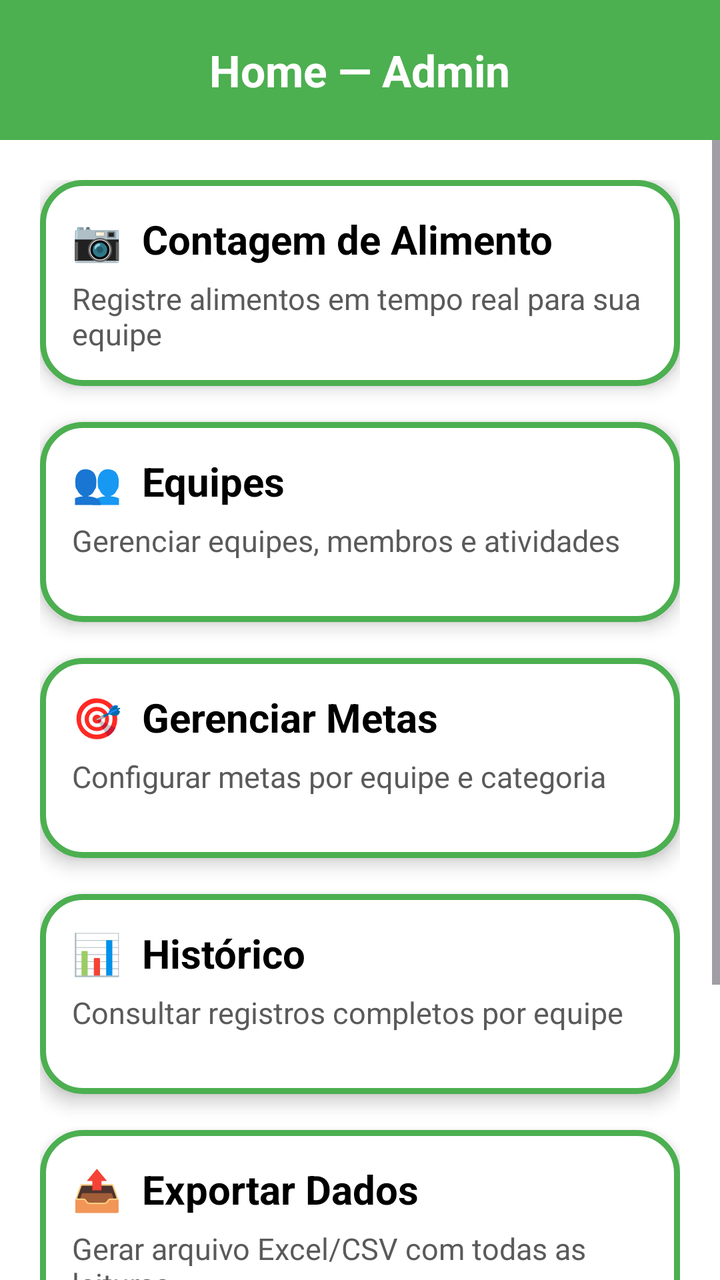
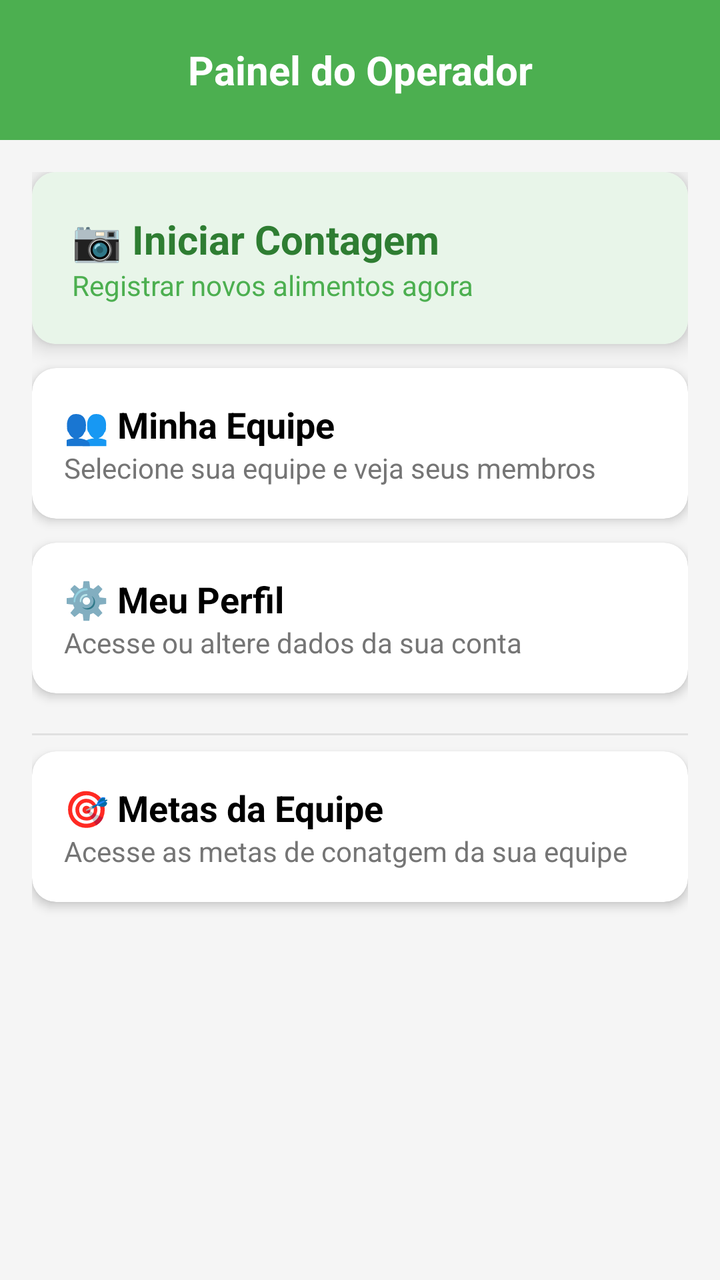

Compare the two renders of this Android layout. The source of the first and the diff that turns it into the second are given below.
<!-- AndroidManifest.xml: application theme Theme.LEContagem -->
<!-- res/layout/homeoperador.xml -->
<?xml version="1.0" encoding="utf-8"?>
<androidx.constraintlayout.widget.ConstraintLayout xmlns:android="http://schemas.android.com/apk/res/android"
    xmlns:app="http://schemas.android.com/apk/res-auto"
    xmlns:tools="http://schemas.android.com/tools"
    android:layout_width="match_parent"
    android:layout_height="match_parent"
    android:background="#FFFFFF"
    tools:context=".HomeOperadorActivity">

    
    <LinearLayout
        android:id="@+id/topBar"
        android:layout_width="0dp"
        android:layout_height="70dp"
        android:background="#4CAF50"
        android:gravity="center"
        android:paddingHorizontal="16dp"
        app:layout_constraintTop_toTopOf="parent"
        app:layout_constraintStart_toStartOf="parent"
        app:layout_constraintEnd_toEndOf="parent">

        <TextView
            android:id="@+id/txtHome"
            android:layout_width="wrap_content"
            android:layout_height="wrap_content"
            android:text="Home — Admin"
            android:textColor="#FFFFFF"
            android:textSize="22sp"
            android:textStyle="bold" />
    </LinearLayout>

    
    <ScrollView
        android:layout_width="0dp"
        android:layout_height="0dp"
        android:padding="0dp"
        app:layout_constraintTop_toBottomOf="@id/topBar"
        app:layout_constraintBottom_toBottomOf="parent"
        app:layout_constraintStart_toStartOf="parent"
        app:layout_constraintEnd_toEndOf="parent">

        <LinearLayout
            android:id="@+id/containerCards"
            android:orientation="vertical"
            android:padding="20dp"
            android:layout_width="match_parent"
            android:layout_height="wrap_content">

            
            <LinearLayout
                android:id="@+id/cardCamera"
                android:layout_width="match_parent"
                android:layout_height="wrap_content"
                android:minHeight="100dp"
                android:orientation="vertical"
                android:background="@drawable/card_equipes"
                android:padding="16dp"
                android:elevation="5dp"
                android:layout_marginBottom="18dp">

                <TextView
                    android:layout_width="wrap_content"
                    android:layout_height="wrap_content"
                    android:text="📷  Contagem de Alimento"
                    android:textSize="20sp"
                    android:textStyle="bold"
                    android:textColor="#000000"
                    android:layout_marginBottom="6dp" />

                <TextView
                    android:layout_width="wrap_content"
                    android:layout_height="wrap_content"
                    android:text="Registre alimentos em tempo real para sua equipe"
                    android:textSize="15sp"
                    android:textColor="#5A5A5A" />
            </LinearLayout>

            
            <LinearLayout
                android:id="@+id/cardEquipe"
                android:layout_width="match_parent"
                android:layout_height="wrap_content"
                android:minHeight="100dp"
                android:orientation="vertical"
                android:background="@drawable/card_equipes"
                android:padding="16dp"
                android:elevation="5dp"
                android:layout_marginBottom="18dp">

                <TextView
                    android:layout_width="wrap_content"
                    android:layout_height="wrap_content"
                    android:text="👥  Equipes"
                    android:textSize="20sp"
                    android:textStyle="bold"
                    android:textColor="#000000"
                    android:layout_marginBottom="6dp" />

                <TextView
                    android:layout_width="wrap_content"
                    android:layout_height="wrap_content"
                    android:text="Gerenciar equipes, membros e atividades"
                    android:textSize="15sp"
                    android:textColor="#5A5A5A" />
            </LinearLayout>

            
            <LinearLayout
                android:id="@+id/cardMetas"
                android:layout_width="match_parent"
                android:layout_height="wrap_content"
                android:minHeight="100dp"
                android:orientation="vertical"
                android:background="@drawable/card_equipes"
                android:padding="16dp"
                android:elevation="5dp"
                android:layout_marginBottom="18dp">

                <TextView
                    android:layout_width="wrap_content"
                    android:layout_height="wrap_content"
                    android:text="🎯  Gerenciar Metas"
                    android:textSize="20sp"
                    android:textStyle="bold"
                    android:textColor="#000000"
                    android:layout_marginBottom="6dp" />

                <TextView
                    android:layout_width="wrap_content"
                    android:layout_height="wrap_content"
                    android:text="Configurar metas por equipe e categoria"
                    android:textSize="15sp"
                    android:textColor="#5A5A5A" />
            </LinearLayout>

            
            <LinearLayout
                android:id="@+id/cardHistorico"
                android:layout_width="match_parent"
                android:layout_height="wrap_content"
                android:minHeight="100dp"
                android:orientation="vertical"
                android:background="@drawable/card_equipes"
                android:padding="16dp"
                android:elevation="5dp"
                android:layout_marginBottom="18dp">

                <TextView
                    android:layout_width="wrap_content"
                    android:layout_height="wrap_content"
                    android:text="📊  Histórico"
                    android:textSize="20sp"
                    android:textStyle="bold"
                    android:textColor="#000000"
                    android:layout_marginBottom="6dp" />

                <TextView
                    android:layout_width="wrap_content"
                    android:layout_height="wrap_content"
                    android:text="Consultar registros completos por equipe"
                    android:textSize="15sp"
                    android:textColor="#5A5A5A" />
            </LinearLayout>

            
            <LinearLayout
                android:id="@+id/cardExportar"
                android:layout_width="match_parent"
                android:layout_height="wrap_content"
                android:minHeight="100dp"
                android:orientation="vertical"
                android:background="@drawable/card_equipes"
                android:padding="16dp"
                android:elevation="5dp"
                android:layout_marginBottom="18dp">

                <TextView
                    android:layout_width="wrap_content"
                    android:layout_height="wrap_content"
                    android:text="📤  Exportar Dados"
                    android:textSize="20sp"
                    android:textStyle="bold"
                    android:textColor="#000000"
                    android:layout_marginBottom="6dp" />

                <TextView
                    android:layout_width="wrap_content"
                    android:layout_height="wrap_content"
                    android:text="Gerar arquivo Excel/CSV com todas as leituras"
                    android:textSize="15sp"
                    android:textColor="#5A5A5A" />
            </LinearLayout>

            
            <LinearLayout
                android:id="@+id/cardPerfil"
                android:layout_width="match_parent"
                android:layout_height="wrap_content"
                android:minHeight="100dp"
                android:orientation="vertical"
                android:background="@drawable/card_equipes"
                android:padding="16dp"
                android:elevation="5dp"
                android:layout_marginBottom="30dp">

                <TextView
                    android:layout_width="wrap_content"
                    android:layout_height="wrap_content"
                    android:text="👤  Perfil do Usuário"
                    android:textSize="20sp"
                    android:textStyle="bold"
                    android:textColor="#000000"
                    android:layout_marginBottom="6dp" />

                <TextView
                    android:layout_width="wrap_content"
                    android:layout_height="wrap_content"
                    android:text="Editar informações pessoais e configurações"
                    android:textSize="15sp"
                    android:textColor="#5A5A5A" />
            </LinearLayout>

        </LinearLayout>

    </ScrollView>

</androidx.constraintlayout.widget.ConstraintLayout>
<!-- resources referenced by this layout -->
<resources>
  <!-- drawable card_equipes (drawable) -->
  <?xml version="1.0" encoding="utf-8"?>
  <shape xmlns:android="http://schemas.android.com/apk/res/android">
      <solid android:color="#FFFFFF"/>
      <corners android:radius="20dp"/>
      <padding android:left="16dp" android:top="16dp" android:right="16dp" android:bottom="16dp"/>
      <stroke android:width="3dp" android:color="#4CAF50"/>
  </shape>
  <style name="Theme.LEContagem" parent="Base.Theme.LEContagem" />
  <style name="Base.Theme.LEContagem" parent="Theme.Material3.DayNight.NoActionBar">
          
          
      </style>
</resources>

<!-- the commit's change to res/layout/homeoperador.xml (unified diff, before → after) -->
@@ -1,227 +1,128 @@
 <?xml version="1.0" encoding="utf-8"?>
-<androidx.constraintlayout.widget.ConstraintLayout xmlns:android="http://schemas.android.com/apk/res/android"
+<androidx.constraintlayout.widget.ConstraintLayout
+    xmlns:android="http://schemas.android.com/apk/res/android"
     xmlns:app="http://schemas.android.com/apk/res-auto"
-    xmlns:tools="http://schemas.android.com/tools"
     android:layout_width="match_parent"
     android:layout_height="match_parent"
-    android:background="#FFFFFF"
-    tools:context=".HomeOperadorActivity">
+    android:background="#F5F5F5">
 
-    
-    <LinearLayout
+    <com.google.android.material.appbar.MaterialToolbar
         android:id="@+id/topBar"
         android:layout_width="0dp"
         android:layout_height="70dp"
         android:background="#4CAF50"
-        android:gravity="center"
-        android:paddingHorizontal="16dp"
-        app:layout_constraintTop_toTopOf="parent"
+        android:elevation="4dp"
+        app:layout_constraintEnd_toEndOf="parent"
         app:layout_constraintStart_toStartOf="parent"
-        app:layout_constraintEnd_toEndOf="parent">
+        app:layout_constraintTop_toTopOf="parent">
 
         <TextView
-            android:id="@+id/txtHome"
             android:layout_width="wrap_content"
             android:layout_height="wrap_content"
-            android:text="Home — Admin"
+            android:layout_gravity="center"
+            android:text="Painel do Operador"
             android:textColor="#FFFFFF"
-            android:textSize="22sp"
+            android:textSize="20sp"
             android:textStyle="bold" />
-    </LinearLayout>
+    </com.google.android.material.appbar.MaterialToolbar>
 
-    
     <ScrollView
         android:layout_width="0dp"
         android:layout_height="0dp"
-        android:padding="0dp"
-        app:layout_constraintTop_toBottomOf="@id/topBar"
+        android:fillViewport="true"
         app:layout_constraintBottom_toBottomOf="parent"
+        app:layout_constraintEnd_toEndOf="parent"
         app:layout_constraintStart_toStartOf="parent"
-        app:layout_constraintEnd_toEndOf="parent">
+        app:layout_constraintTop_toBottomOf="@id/topBar">
 
         <LinearLayout
-            android:id="@+id/containerCards"
+            android:layout_width="match_parent"
+            android:layout_height="wrap_content"
             android:orientation="vertical"
-            android:padding="20dp"
-            android:layout_width="match_parent"
-            android:layout_height="wrap_content">
+            android:padding="16dp">
 
-            
-            <LinearLayout
+            <androidx.cardview.widget.CardView
                 android:id="@+id/cardCamera"
                 android:layout_width="match_parent"
                 android:layout_height="wrap_content"
-                android:minHeight="100dp"
-                android:orientation="vertical"
-                android:background="@drawable/card_equipes"
-                android:padding="16dp"
-                android:elevation="5dp"
-                android:layout_marginBottom="18dp">
+                android:layout_marginBottom="12dp"
+                app:cardCornerRadius="12dp"
+                app:cardElevation="6dp">
+                <LinearLayout
+                    android:layout_width="match_parent"
+                    android:layout_height="wrap_content"
+                    android:background="#E8F5E9"
+                    android:orientation="vertical"
+                    android:padding="20dp">
+                    <TextView android:layout_width="wrap_content" android:layout_height="wrap_content"
+                        android:text="📷 Iniciar Contagem" android:textColor="#2E7D32" android:textSize="20sp" android:textStyle="bold" />
+                    <TextView android:layout_width="wrap_content" android:layout_height="wrap_content"
+                        android:text="Registrar novos alimentos agora" android:textColor="#4CAF50" />
+                </LinearLayout>
+            </androidx.cardview.widget.CardView>
 
-                <TextView
-                    android:layout_width="wrap_content"
-                    android:layout_height="wrap_content"
-                    android:text="📷  Contagem de Alimento"
-                    android:textSize="20sp"
-                    android:textStyle="bold"
-                    android:textColor="#000000"
-                    android:layout_marginBottom="6dp" />
-
-                <TextView
-                    android:layout_width="wrap_content"
-                    android:layout_height="wrap_content"
-                    android:text="Registre alimentos em tempo real para sua equipe"
-                    android:textSize="15sp"
-                    android:textColor="#5A5A5A" />
-            </LinearLayout>
-
-            
-            <LinearLayout
-                android:id="@+id/cardEquipe"
+            <androidx.cardview.widget.CardView
+                android:id="@+id/cardMinhaEquipe"
                 android:layout_width="match_parent"
                 android:layout_height="wrap_content"
-                android:minHeight="100dp"
-                android:orientation="vertical"
-                android:background="@drawable/card_equipes"
-                android:padding="16dp"
-                android:elevation="5dp"
-                android:layout_marginBottom="18dp">
+                android:layout_marginBottom="12dp"
+                app:cardCornerRadius="12dp"
+                app:cardElevation="3dp">
+                <LinearLayout
+                    android:layout_width="match_parent"
+                    android:layout_height="wrap_content"
+                    android:background="?attr/selectableItemBackground"
+                    android:orientation="vertical"
+                    android:padding="16dp">
+                    <TextView android:layout_width="wrap_content" android:layout_height="wrap_content"
+                        android:text="👥 Minha Equipe" android:textColor="#000" android:textSize="18sp" android:textStyle="bold" />
+                    <TextView android:layout_width="wrap_content" android:layout_height="wrap_content"
+                        android:text="Selecione sua equipe e veja seus membros" android:textColor="#757575" />
+                </LinearLayout>
+            </androidx.cardview.widget.CardView>
 
-                <TextView
-                    android:layout_width="wrap_content"
-                    android:layout_height="wrap_content"
-                    android:text="👥  Equipes"
-                    android:textSize="20sp"
-                    android:textStyle="bold"
-                    android:textColor="#000000"
-                    android:layout_marginBottom="6dp" />
-
-                <TextView
-                    android:layout_width="wrap_content"
-                    android:layout_height="wrap_content"
-                    android:text="Gerenciar equipes, membros e atividades"
-                    android:textSize="15sp"
-                    android:textColor="#5A5A5A" />
-            </LinearLayout>
-
-            
-            <LinearLayout
-                android:id="@+id/cardMetas"
-                android:layout_width="match_parent"
-                android:layout_height="wrap_content"
-                android:minHeight="100dp"
-                android:orientation="vertical"
-                android:background="@drawable/card_equipes"
-                android:padding="16dp"
-                android:elevation="5dp"
-                android:layout_marginBottom="18dp">
-
-                <TextView
-                    android:layout_width="wrap_content"
-                    android:layout_height="wrap_content"
-                    android:text="🎯  Gerenciar Metas"
-                    android:textSize="20sp"
-                    android:textStyle="bold"
-                    android:textColor="#000000"
-                    android:layout_marginBottom="6dp" />
-
-                <TextView
-                    android:layout_width="wrap_content"
-                    android:layout_height="wrap_content"
-                    android:text="Configurar metas por equipe e categoria"
-                    android:textSize="15sp"
-                    android:textColor="#5A5A5A" />
-            </LinearLayout>
-
-            
-            <LinearLayout
-                android:id="@+id/cardHistorico"
-                android:layout_width="match_parent"
-                android:layout_height="wrap_content"
-                android:minHeight="100dp"
-                android:orientation="vertical"
-                android:background="@drawable/card_equipes"
-                android:padding="16dp"
-                android:elevation="5dp"
-                android:layout_marginBottom="18dp">
-
-                <TextView
-                    android:layout_width="wrap_content"
-                    android:layout_height="wrap_content"
-                    android:text="📊  Histórico"
-                    android:textSize="20sp"
-                    android:textStyle="bold"
-                    android:textColor="#000000"
-                    android:layout_marginBottom="6dp" />
-
-                <TextView
-                    android:layout_width="wrap_content"
-                    android:layout_height="wrap_content"
-                    android:text="Consultar registros completos por equipe"
-                    android:textSize="15sp"
-                    android:textColor="#5A5A5A" />
-            </LinearLayout>
-
-            
-            <LinearLayout
-                android:id="@+id/cardExportar"
-                android:layout_width="match_parent"
-                android:layout_height="wrap_content"
-                android:minHeight="100dp"
-                android:orientation="vertical"
-                android:background="@drawable/card_equipes"
-                android:padding="16dp"
-                android:elevation="5dp"
-                android:layout_marginBottom="18dp">
-
-                <TextView
-                    android:layout_width="wrap_content"
-                    android:layout_height="wrap_content"
-                    android:text="📤  Exportar Dados"
-                    android:textSize="20sp"
-                    android:textStyle="bold"
-                    android:textColor="#000000"
-                    android:layout_marginBottom="6dp" />
-
-                <TextView
-                    android:layout_width="wrap_content"
-                    android:layout_height="wrap_content"
-                    android:text="Gerar arquivo Excel/CSV com todas as leituras"
-                    android:textSize="15sp"
-                    android:textColor="#5A5A5A" />
-            </LinearLayout>
-
-            
-            <LinearLayout
+            <androidx.cardview.widget.CardView
                 android:id="@+id/cardPerfil"
                 android:layout_width="match_parent"
                 android:layout_height="wrap_content"
-                android:minHeight="100dp"
-                android:orientation="vertical"
-                android:background="@drawable/card_equipes"
-                android:padding="16dp"
-                android:elevation="5dp"
-                android:layout_marginBottom="30dp">
+                android:layout_marginBottom="12dp"
+                app:cardCornerRadius="12dp"
+                app:cardElevation="3dp">
+                <LinearLayout
+                    android:layout_width="match_parent"
+                    android:layout_height="wrap_content"
+                    android:background="?attr/selectableItemBackground"
+                    android:orientation="vertical"
+                    android:padding="16dp">
+                    <TextView android:layout_width="wrap_content" android:layout_height="wrap_content"
+                        android:text="⚙️ Meu Perfil" android:textColor="#000" android:textSize="18sp" android:textStyle="bold" />
+                    <TextView android:layout_width="wrap_content" android:layout_height="wrap_content"
+                        android:text="Acesse ou altere dados da sua conta" android:textColor="#757575" />
+                </LinearLayout>
+            </androidx.cardview.widget.CardView>
 
-                <TextView
-                    android:layout_width="wrap_content"
+            <View android:layout_width="match_parent" android:layout_height="1dp" android:layout_marginVertical="8dp" android:background="#E0E0E0" />
+
+            <androidx.cardview.widget.CardView
+                android:id="@+id/cardVerMetas"
+                android:layout_width="match_parent"
+                android:layout_height="wrap_content"
+                android:layout_marginBottom="12dp"
+                app:cardCornerRadius="12dp"
+                app:cardElevation="3dp">
+                <LinearLayout
+                    android:layout_width="match_parent"
                     android:layout_height="wrap_content"
-                    android:text="👤  Perfil do Usuário"
-                    android:textSize="20sp"
-                    android:textStyle="bold"
-                    android:textColor="#000000"
-                    android:layout_marginBottom="6dp" />
-
-                <TextView
-                    android:layout_width="wrap_content"
-                    android:layout_height="wrap_content"
-                    android:text="Editar informações pessoais e configurações"
-                    android:textSize="15sp"
-                    android:textColor="#5A5A5A" />
-            </LinearLayout>
+                    android:background="?attr/selectableItemBackground"
+                    android:orientation="vertical"
+                    android:padding="16dp">
+                    <TextView android:layout_width="wrap_content" android:layout_height="wrap_content"
+                        android:text="🎯 Metas da Equipe" android:textColor="#000" android:textSize="18sp" android:textStyle="bold" />
+                    <TextView android:layout_width="wrap_content" android:layout_height="wrap_content"
+                        android:text="Acesse as metas de conatgem da sua equipe" android:textColor="#757575" />
+                </LinearLayout>
+            </androidx.cardview.widget.CardView>
 
         </LinearLayout>
-
     </ScrollView>
-
 </androidx.constraintlayout.widget.ConstraintLayout>
<!-- resource entries referenced after the edit -->
@@ -1,13 +1,5 @@
 <!-- resources referenced by this layout -->
 <resources>
-  <!-- drawable card_equipes (drawable) -->
-  <?xml version="1.0" encoding="utf-8"?>
-  <shape xmlns:android="http://schemas.android.com/apk/res/android">
-      <solid android:color="#FFFFFF"/>
-      <corners android:radius="20dp"/>
-      <padding android:left="16dp" android:top="16dp" android:right="16dp" android:bottom="16dp"/>
-      <stroke android:width="3dp" android:color="#4CAF50"/>
-  </shape>
   <style name="Theme.LEContagem" parent="Base.Theme.LEContagem" />
   <style name="Base.Theme.LEContagem" parent="Theme.Material3.DayNight.NoActionBar">
           
